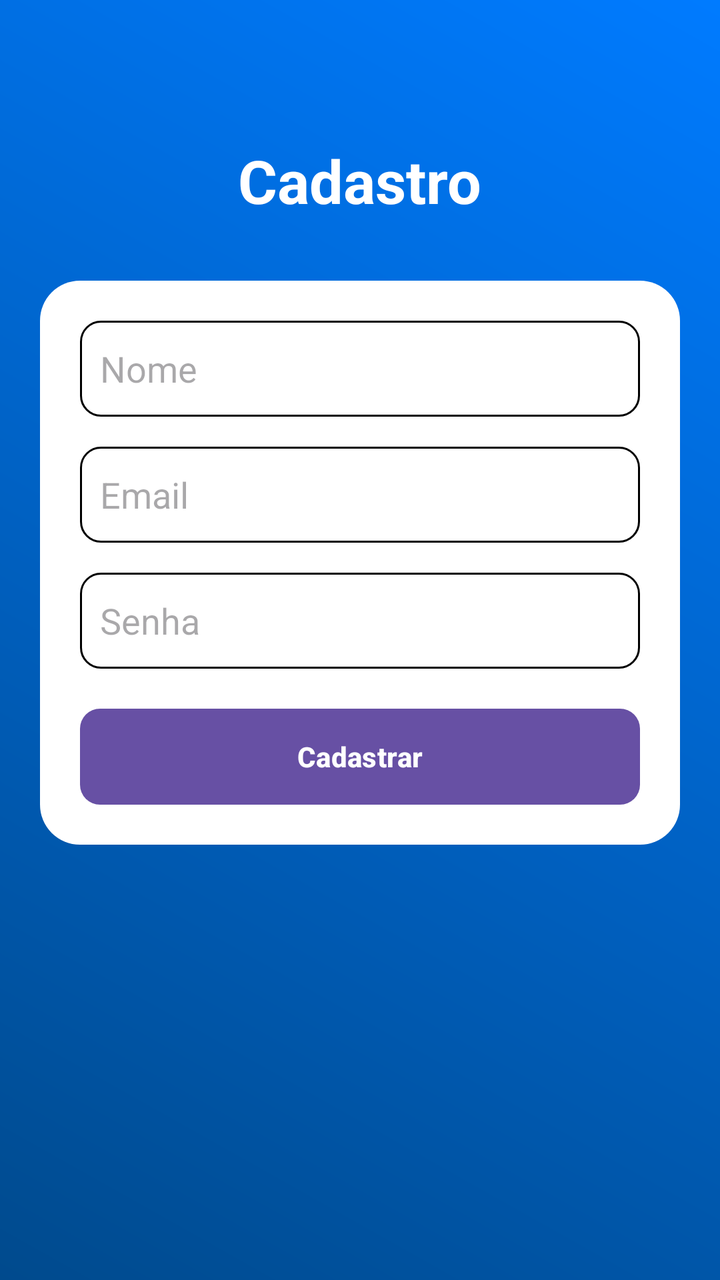
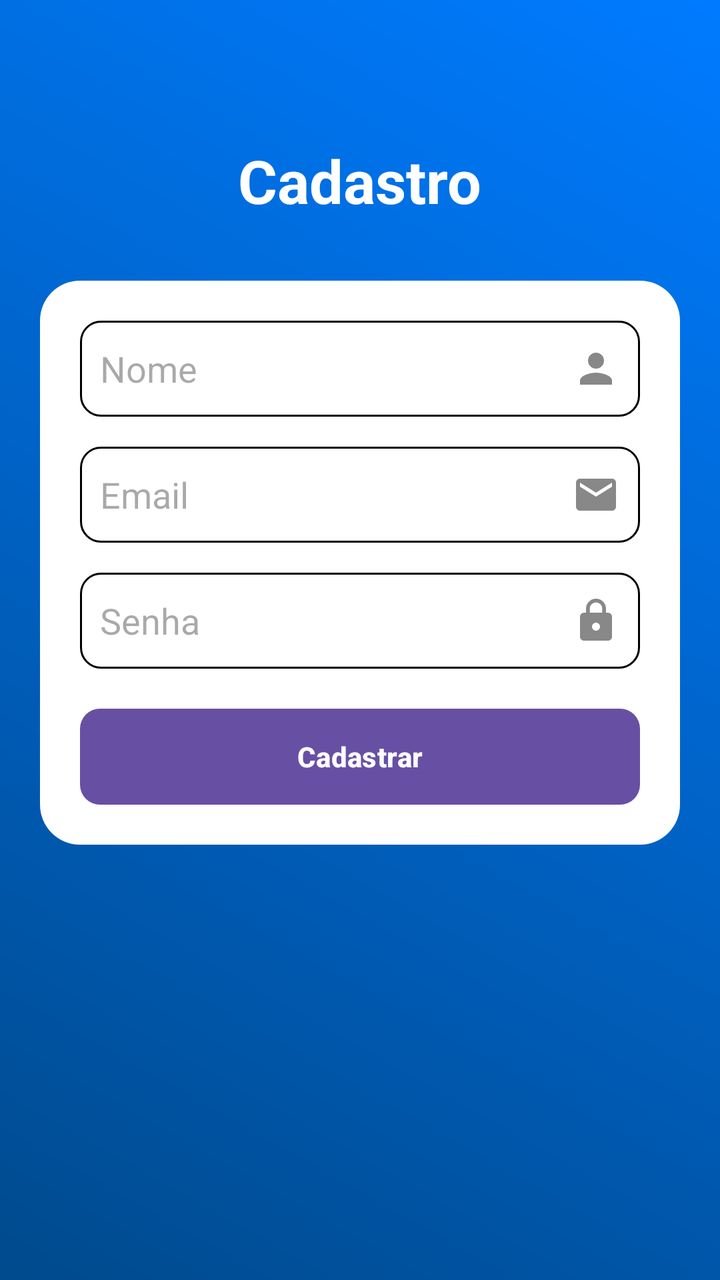

The first picture is an Android layout as it rendered before a commit; the second is the same layout after the commit. The layout source and the unified diff follow.
<!-- AndroidManifest.xml: application theme Theme.Imepac -->
<!-- res/layout/activity_form_cadastro.xml -->
<?xml version="1.0" encoding="utf-8"?>
<androidx.constraintlayout.widget.ConstraintLayout xmlns:android="http://schemas.android.com/apk/res/android"
    xmlns:app="http://schemas.android.com/apk/res-auto"
    xmlns:tools="http://schemas.android.com/tools"
    android:layout_width="match_parent"
    android:layout_height="match_parent"
    android:background="@drawable/background"
    tools:context=".FormCadastro">

    <androidx.core.widget.NestedScrollView
        android:layout_width="match_parent"
        android:layout_height="match_parent">

        <LinearLayout
            android:layout_width="match_parent"
            android:layout_height="wrap_content"
            android:orientation="vertical"
            android:padding="20dp"
            android:gravity="center_horizontal">

            <TextView
                android:layout_width="wrap_content"
                android:layout_height="wrap_content"
                android:layout_marginTop="50dp"
                android:text="Cadastro"
                android:textColor="@color/white"
                android:textSize="30sp"
                android:textStyle="bold" />

            <LinearLayout
                style="@style/ContainerComponents"
                android:layout_width="match_parent"
                android:layout_height="wrap_content"
                android:layout_marginTop="30dp"
                android:orientation="vertical">

                <EditText
                    android:id="@+id/edit_nome"
                    style="@style/Edit_Text"
                    android:layout_width="match_parent"
                    android:layout_height="wrap_content"
                    android:hint="Nome"
                    android:inputType="textPersonName"
                    android:layout_marginBottom="15dp"
                    android:autofillHints="personName" />

                <EditText
                    android:id="@+id/edit_email"
                    style="@style/Edit_Text"
                    android:layout_width="match_parent"
                    android:layout_height="wrap_content"
                    android:hint="Email"
                    android:inputType="textEmailAddress"
                    android:layout_marginBottom="15dp"
                    android:autofillHints="emailAddress" />

                <EditText
                    android:id="@+id/edit_senha"
                    style="@style/Edit_Text"
                    android:layout_width="match_parent"
                    android:layout_height="wrap_content"
                    android:hint="Senha"
                    android:inputType="textPassword"
                    android:layout_marginBottom="20dp"
                    android:autofillHints="password" />

                <Button
                    android:id="@+id/bt_cadastrar"
                    style="@style/button"
                    android:layout_width="match_parent"
                    android:layout_height="wrap_content"
                    android:text="Cadastrar" />

            </LinearLayout>

        </LinearLayout>
    </androidx.core.widget.NestedScrollView>

</androidx.constraintlayout.widget.ConstraintLayout>
<!-- resources referenced by this layout -->
<resources>
  <color name="white">#FFFFFFFF</color>
  <!-- drawable background (drawable) -->
  <?xml version="1.0" encoding="utf-8"?>
  <shape xmlns:android="http://schemas.android.com/apk/res/android">
      <gradient
          android:startColor="@color/azul_imepac"
          android:endColor="@color/azul_claro"
          android:angle="45" />
  </shape>
  <style name="ContainerComponents">
          <item name="android:background">@drawable/container_components</item>
          <item name="android:padding">20dp</item>
      </style>
  <style name="Edit_Text">
          <item name="android:background">@drawable/edit_text</item>
          <item name="android:minHeight">48dp</item>
          <item name="android:padding">10dp</item>
          <item name="android:textColor">@color/black</item>
      </style>
  <style name="button">
          <item name="android:background">@drawable/button</item>
          <item name="android:textColor">@color/white</item>
          <item name="android:textStyle">bold</item>
          <item name="android:textAllCaps">false</item>
          <item name="android:padding">10dp</item>
      </style>
  <style name="Theme.Imepac" parent="Base.Theme.Imepac" />
  <color name="azul_imepac">#004A8D</color>
  <color name="azul_claro">#007BFF</color>
  <!-- drawable container_components (drawable) -->
  <?xml version="1.0" encoding="utf-8"?>
  <shape xmlns:android="http://schemas.android.com/apk/res/android">
      <solid android:color="@color/white" />
      <corners android:radius="20dp" />
  </shape>
  <!-- drawable edit_text (drawable) -->
  <?xml version="1.0" encoding="utf-8"?>
  <shape xmlns:android="http://schemas.android.com/apk/res/android">
      <solid android:color="@color/white" />
      <stroke android:width="1dp" android:color="@color/black" />
      <corners android:radius="10dp" />
      <padding android:left="10dp" android:right="10dp" />
  </shape>
  <color name="black">#FF000000</color>
  <!-- drawable button (drawable) -->
  <?xml version="1.0" encoding="utf-8"?>
  <shape xmlns:android="http://schemas.android.com/apk/res/android">
      <gradient
          android:startColor="@color/azul_imepac"
          android:endColor="@color/azul_claro"
          android:angle="0" />
      <corners android:radius="10dp" />
  </shape>
  <style name="Base.Theme.Imepac" parent="Theme.Material3.DayNight.NoActionBar">
          
          
      </style>
</resources>

<!-- the commit's change to res/layout/activity_form_cadastro.xml (unified diff, before → after) -->
@@ -41,6 +41,8 @@
                     android:layout_height="wrap_content"
                     android:hint="Nome"
                     android:inputType="textPersonName"
+                    android:drawableEnd="@drawable/ic_pessoa"
+                    android:drawablePadding="10dp"
                     android:layout_marginBottom="15dp"
                     android:autofillHints="personName" />
 
@@ -51,6 +53,8 @@
                     android:layout_height="wrap_content"
                     android:hint="Email"
                     android:inputType="textEmailAddress"
+                    android:drawableEnd="@drawable/ic_email"
+                    android:drawablePadding="10dp"
                     android:layout_marginBottom="15dp"
                     android:autofillHints="emailAddress" />
 
@@ -61,6 +65,8 @@
                     android:layout_height="wrap_content"
                     android:hint="Senha"
                     android:inputType="textPassword"
+                    android:drawableEnd="@drawable/ic_senha"
+                    android:drawablePadding="10dp"
                     android:layout_marginBottom="20dp"
                     android:autofillHints="password" />
 
<!-- resource entries referenced after the edit -->
@@ -9,6 +9,39 @@
           android:endColor="@color/azul_claro"
           android:angle="45" />
   </shape>
+  <!-- drawable ic_email (drawable) -->
+  <vector xmlns:android="http://schemas.android.com/apk/res/android"
+      android:width="24dp"
+      android:height="24dp"
+      android:viewportWidth="24"
+      android:viewportHeight="24"
+      android:tint="#888888">
+    <path
+        android:fillColor="@android:color/white"
+        android:pathData="M20,4H4c-1.1,0 -1.99,0.9 -1.99,2L2,18c0,1.1 0.9,2 2,2h16c1.1,0 2,-0.9 2,-2V6c0,-1.1 -0.9,-2 -2,-2zM20,8l-8,5 -8,-5V6l8,5 8,-5v2z"/>
+  </vector>
+  <!-- drawable ic_pessoa (drawable) -->
+  <vector xmlns:android="http://schemas.android.com/apk/res/android"
+      android:width="24dp"
+      android:height="24dp"
+      android:viewportWidth="24"
+      android:viewportHeight="24"
+      android:tint="#888888">
+    <path
+        android:fillColor="@android:color/white"
+        android:pathData="M12,12c2.21,0 4,-1.79 4,-4s-1.79,-4 -4,-4 -4,1.79 -4,4 1.79,4 4,4zM12,14c-2.67,0 -8,1.34 -8,4v2h16v-2c0,-2.66 -5.33,-4 -8,-4z"/>
+  </vector>
+  <!-- drawable ic_senha (drawable) -->
+  <vector xmlns:android="http://schemas.android.com/apk/res/android"
+      android:width="24dp"
+      android:height="24dp"
+      android:viewportWidth="24"
+      android:viewportHeight="24"
+      android:tint="#888888">
+    <path
+        android:fillColor="@android:color/white"
+        android:pathData="M18,8h-1V6c0,-2.76 -2.24,-5 -5,-5S7,3.24 7,6v2H6c-1.1,0 -2,0.9 -2,2v10c0,1.1 0.9,2 2,2h12c1.1,0 2,-0.9 2,-2V10c0,-1.1 -0.9,-2 -2,-2zM12,17c-1.1,0 -2,-0.9 -2,-2s0.9,-2 2,-2 2,0.9 2,2 -0.9,2 -2,2zM15.1,8H8.9V6c0,-1.71 1.39,-3.1 3.1,-3.1 1.71,0 3.1,1.39 3.1,3.1v2z"/>
+  </vector>
   <style name="ContainerComponents">
           <item name="android:background">@drawable/container_components</item>
           <item name="android:padding">20dp</item>
